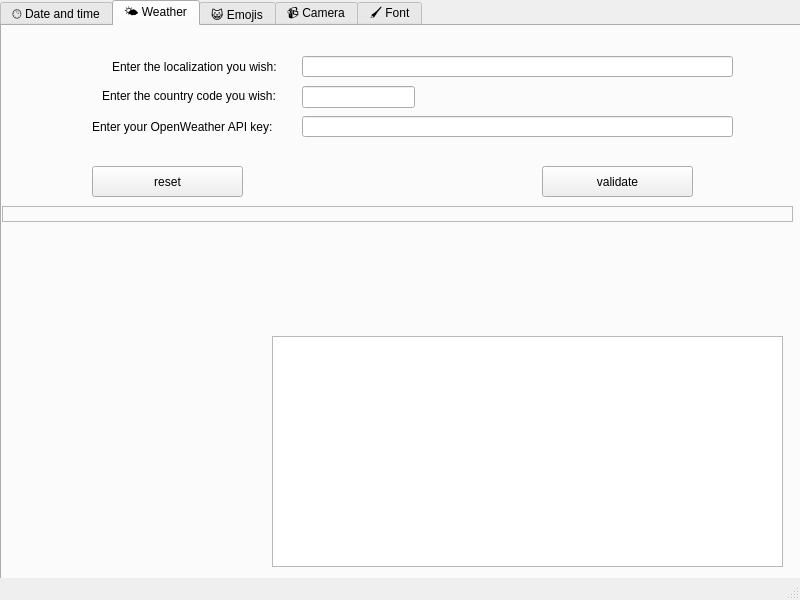
Vicken-Ghoubiguian/desktopWeaDTApp, file maindesktopweadtwindow.ui: the form before one commit.
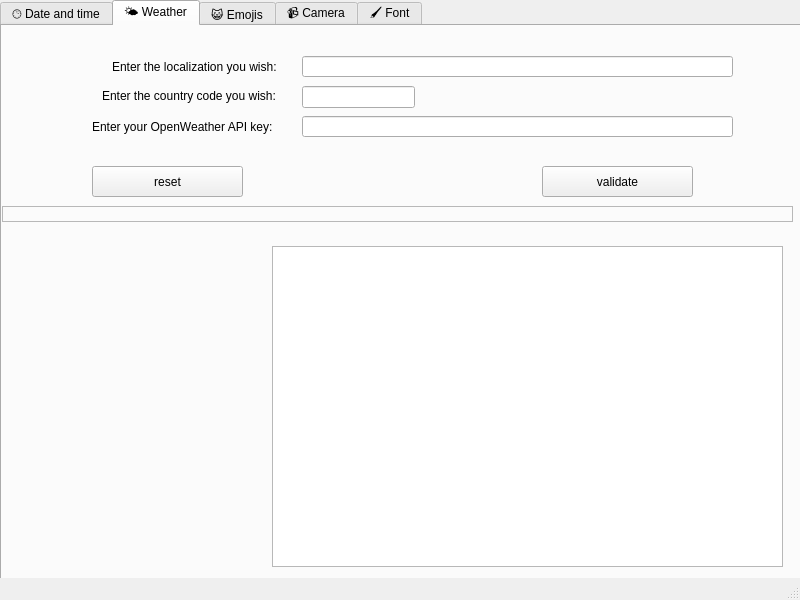
The form after the commit. The open tabs and pages were chosen to show the change.

Commit message: Bigger and bigger

```diff
--- a/maindesktopweadtwindow.ui
+++ b/maindesktopweadtwindow.ui
@@ -114,9 +114,9 @@
       <property name="geometry">
        <rect>
         <x>270</x>
-        <y>310</y>
+        <y>220</y>
         <width>511</width>
-        <height>231</height>
+        <height>321</height>
        </rect>
       </property>
      </widget>
```
